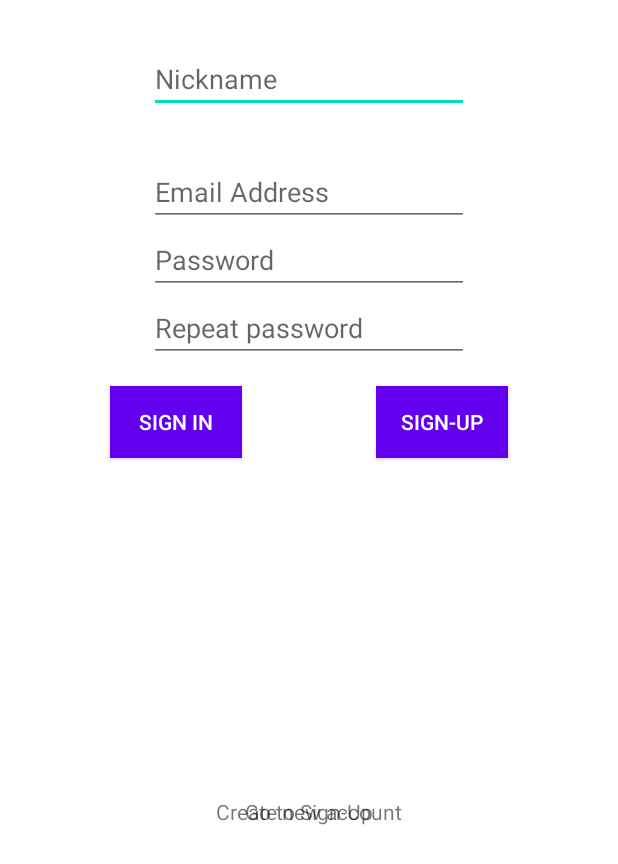
After one commit to andreychorny/NASA, an Android app: the layout fragment_authentication.xml on its own in the app's theme, with its tools: preview values and no code run, on a phone screen of 412 x 824 dp. The commit adds this screen. Shown: the top 864 px of the screen. Run offline under Robolectric (Android 15) with nearby library versions, the phone set to English and light mode, and no system bars.

Commit message:
added Authentication

```diff
--- a/app/src/main/java/com/example/nasa/Navigator.kt
+++ b/app/src/main/java/com/example/nasa/Navigator.kt
@@ -16,4 +16,8 @@ interface Navigator {
     fun goToSearchResult(query: String)
 
     fun goToDetailsPage(model: NASAImageModel)
+
+    fun goToAuthenticationScreen()
+
+    fun goToProfileScreen()
 }
--- /dev/null
+++ b/app/src/main/res/layout/fragment_authentication.xml
@@ -0,0 +1,97 @@
+<?xml version="1.0" encoding="utf-8"?>
+<androidx.constraintlayout.widget.ConstraintLayout xmlns:android="http://schemas.android.com/apk/res/android"
+    android:layout_width="match_parent"
+    android:layout_height="match_parent"
+    xmlns:app="http://schemas.android.com/apk/res-auto">
+
+    <EditText
+        android:id="@+id/etNickname"
+        android:layout_width="wrap_content"
+        android:layout_height="wrap_content"
+        android:hint="@string/nickname"
+        android:ems="10"
+        android:layout_margin="30dp"
+        android:inputType="textPersonName"
+        app:layout_constraintTop_toTopOf="parent"
+        app:layout_constraintStart_toStartOf="parent"
+        app:layout_constraintEnd_toEndOf="parent"
+        />
+
+    <EditText
+        android:id="@+id/etEmail"
+        android:layout_width="wrap_content"
+        android:layout_height="wrap_content"
+        android:hint="@string/email_address"
+        android:ems="10"
+        android:layout_margin="30dp"
+        android:inputType="textEmailAddress"
+        app:layout_constraintTop_toBottomOf="@id/etNickname"
+        app:layout_constraintStart_toStartOf="parent"
+        app:layout_constraintEnd_toEndOf="parent"
+        />
+
+    <EditText
+        android:id="@+id/etPassword"
+        android:layout_width="wrap_content"
+        android:layout_height="wrap_content"
+        android:hint="@string/password"
+        android:ems="10"
+        app:layout_constraintTop_toBottomOf="@id/etEmail"
+        app:layout_constraintStart_toStartOf="parent"
+        app:layout_constraintEnd_toEndOf="parent"
+        android:inputType="textPassword" />
+
+    <EditText
+        android:id="@+id/etRepeatPassword"
+        android:layout_width="wrap_content"
+        android:layout_height="wrap_content"
+        android:hint="@string/repeat_password"
+        android:ems="10"
+        app:layout_constraintTop_toBottomOf="@id/etPassword"
+        app:layout_constraintStart_toStartOf="parent"
+        app:layout_constraintEnd_toEndOf="parent"
+        android:inputType="textPassword" />
+
+    <androidx.appcompat.widget.AppCompatButton
+        android:id="@+id/btnSignIn"
+        android:layout_width="wrap_content"
+        android:layout_height="wrap_content"
+        android:layout_margin="16dp"
+        android:background="@color/purple_500"
+        android:text="@string/sign_in"
+        android:textColor="@color/white"
+        app:layout_constraintStart_toStartOf="parent"
+        app:layout_constraintEnd_toStartOf="@id/btnSignUp"
+        app:layout_constraintTop_toBottomOf="@id/etRepeatPassword" />
+
+    <androidx.appcompat.widget.AppCompatButton
+        android:id="@+id/btnSignUp"
+        android:layout_width="wrap_content"
+        android:layout_height="wrap_content"
+        android:layout_margin="16dp"
+        android:background="@color/purple_500"
+        android:text="@string/sign_up"
+        android:textColor="@color/white"
+        app:layout_constraintEnd_toEndOf="parent"
+        app:layout_constraintStart_toEndOf="@+id/btnSignIn"
+        app:layout_constraintTop_toBottomOf="@id/etRepeatPassword" />
+
+    <TextView
+        android:id="@+id/tvRegister"
+        android:layout_width="wrap_content"
+        android:layout_height="wrap_content"
+        android:text="@string/register"
+        app:layout_constraintTop_toTopOf="@id/btnSignUp"
+        app:layout_constraintStart_toStartOf="parent"
+        app:layout_constraintEnd_toEndOf="parent"
+        app:layout_constraintBottom_toBottomOf="parent"/>
+    <TextView
+        android:id="@+id/tvSignIp"
+        android:layout_width="wrap_content"
+        android:layout_height="wrap_content"
+        android:text="@string/login"
+        app:layout_constraintTop_toTopOf="@id/btnSignUp"
+        app:layout_constraintStart_toStartOf="parent"
+        app:layout_constraintEnd_toEndOf="parent"
+        app:layout_constraintBottom_toBottomOf="parent"/>
+</androidx.constraintlayout.widget.ConstraintLayout>
--- a/app/src/main/res/values/strings.xml
+++ b/app/src/main/res/values/strings.xml
@@ -1,3 +1,13 @@
 <resources>
     <string name="app_name">NASA</string>
+    <string name="nickname">Nickname</string>
+    <string name="email_address">Email Address</string>
+    <string name="password">Password</string>
+    <string name="repeat_password">Repeat password</string>
+    <string name="sign_in">Sign In</string>
+    <string name="register">Create new account</string>
+    <string name="login">Go to Sign-Up</string>
+    <string name="sign_up">Sign-Up</string>
+    <string name="sign_out">Sign-Out</string>
+    <string name="profile">Profile</string>
 </resources>
--- a/app/src/main/res/values/themes.xml
+++ b/app/src/main/res/values/themes.xml
@@ -1,6 +1,6 @@
 <resources xmlns:tools="http://schemas.android.com/tools">
     <!-- Base application theme. -->
-    <style name="Theme.NASA" parent="Theme.MaterialComponents.DayNight.DarkActionBar">
+    <style name="Theme.NASA" parent="Theme.MaterialComponents.DayNight.NoActionBar">
         <!-- Primary brand color. -->
         <item name="colorPrimary">@color/purple_500</item>
         <item name="colorPrimaryVariant">@color/purple_700</item>
--- a/build.gradle
+++ b/build.gradle
@@ -8,7 +8,7 @@ buildscript {
         classpath "com.android.tools.build:gradle:7.0.1"
         classpath "org.jetbrains.kotlin:kotlin-gradle-plugin:1.5.21"
         classpath 'com.google.dagger:hilt-android-gradle-plugin:2.38.1'
-
+        classpath 'com.google.gms:google-services:4.3.10'
         // NOTE: Do not place your application dependencies here; they belong
         // in the individual module build.gradle files
     }
--- /dev/null
+++ b/domain/src/main/java/com/example/domain/models/User.kt
@@ -0,0 +1,6 @@
+package com.example.domain.models
+
+data class User(
+    val nickname: String,
+    val email: String
+)
```
Also changed, not shown: app/build.gradle (+7 -1 lines), app/src/main/java/com/example/nasa/MainActivity.kt (+26 -3 lines), app/src/main/java/com/example/nasa/ui/AuthenticationFragment.kt (added, +163 -0 lines), app/src/main/java/com/example/nasa/ui/ProfileFragment.kt (added, +45 -0 lines), app/src/main/res/layout/activity_main.xml (+23 -6 lines), app/src/main/res/layout/fragment_profile.xml (added, +24 -0 lines), app/src/main/res/menu/top_app_bar.xml (added, +10 -0 lines).
